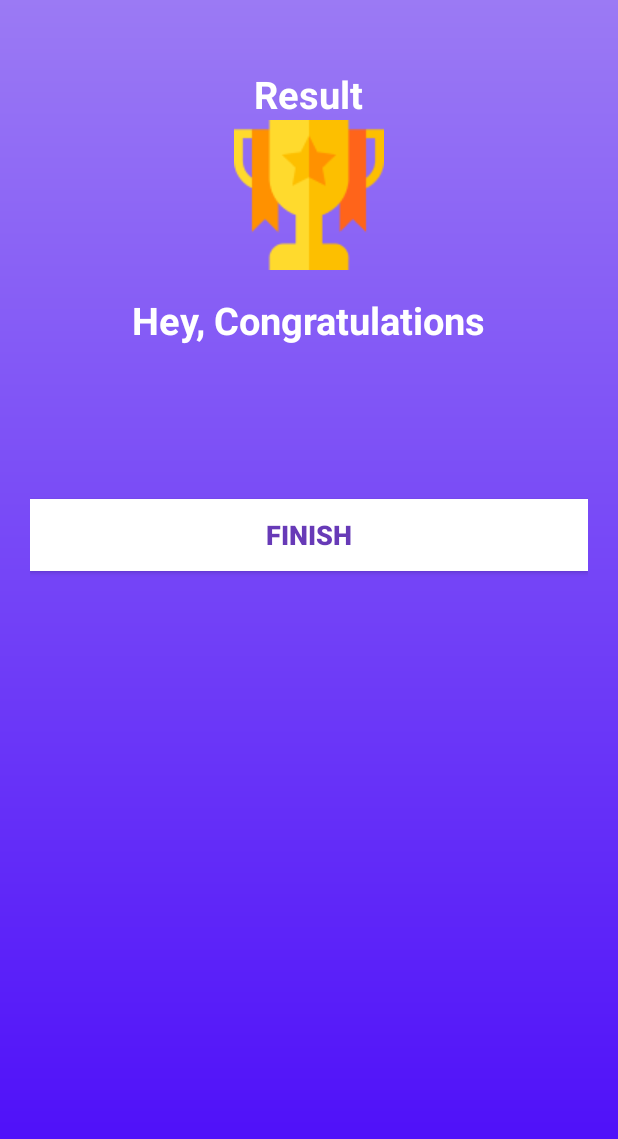
After one commit to eneshoros/QuizApp, an Android app: the ResultActivity screen opened directly, with no data from a screen before it, on a phone screen of 412 x 824 dp. The commit adds this screen. Shown: the top 1139 px of the screen. Run offline under Robolectric (Android 15) with nearby library versions, the phone set to English and light mode, and no system bars.

Commit message:
Setting up the UI for ResultActivity

```diff
--- a/app/src/main/AndroidManifest.xml
+++ b/app/src/main/AndroidManifest.xml
@@ -12,6 +12,9 @@
         android:supportsRtl="true"
         android:theme="@style/Theme.QuizApp"
         tools:targetApi="31">
+        <activity
+            android:name=".ui.ResultActivity"
+            android:exported="false" />
         <activity
             android:name=".ui.QuestionsActivity"
             android:exported="false" />
--- a/app/src/main/java/com/example/quizapp/ui/QuestionsActivity.kt
+++ b/app/src/main/java/com/example/quizapp/ui/QuestionsActivity.kt
@@ -207,5 +207,40 @@ class QuestionsActivity : AppCompatActivity(), View.OnClickListener {
             }
         }
         checkButton.text = "NEXT"
+        showSolution()
+    }
+
+    private fun showSolution(){
+        selectedAnswer=currentQuestion.correctAnswer
+
+        when(selectedAnswer){
+            1 -> {
+                textViewOptionOne.background = ContextCompat.getDrawable(
+                    this,
+                    R.drawable.correct_option_border_bg
+                )
+            }
+
+            2 -> {
+                textViewOptionTwo.background = ContextCompat.getDrawable(
+                    this,
+                    R.drawable.correct_option_border_bg
+                )
+            }
+
+            3 -> {
+                textViewOptionThree.background = ContextCompat.getDrawable(
+                    this,
+                    R.drawable.correct_option_border_bg
+                )
+            }
+
+            4 -> {
+                textViewOptionFour.background = ContextCompat.getDrawable(
+                    this,
+                    R.drawable.correct_option_border_bg
+                )
+            }
+        }
     }
 }
--- /dev/null
+++ b/app/src/main/java/com/example/quizapp/ui/ResultActivity.kt
@@ -0,0 +1,15 @@
+package com.example.quizapp.ui
+
+import android.os.Bundle
+import androidx.activity.enableEdgeToEdge
+import androidx.appcompat.app.AppCompatActivity
+import androidx.core.view.ViewCompat
+import androidx.core.view.WindowInsetsCompat
+import com.example.quizapp.R
+
+class ResultActivity : AppCompatActivity() {
+    override fun onCreate(savedInstanceState: Bundle?) {
+        super.onCreate(savedInstanceState)
+        setContentView(R.layout.activity_result)
+    }
+}
--- /dev/null
+++ b/app/src/main/res/layout/activity_result.xml
@@ -0,0 +1,69 @@
+<?xml version="1.0" encoding="utf-8"?>
+<LinearLayout
+    xmlns:android="http://schemas.android.com/apk/res/android"
+    xmlns:tools="http://schemas.android.com/tools"
+    android:layout_width="match_parent"
+    android:layout_height="match_parent"
+    android:background="@drawable/bg"
+    android:orientation="vertical"
+    android:gravity="center_horizontal"
+    android:padding="20dp"
+    tools:context=".ui.ResultActivity">
+
+    <TextView
+        android:id="@+id/tv_result"
+        android:layout_width="wrap_content"
+        android:layout_height="wrap_content"
+        android:layout_marginTop="25dp"
+        android:text="Result"
+        android:textColor="@android:color/white"
+        android:textSize="25sp"
+        android:textStyle="bold"/>
+
+    <ImageView
+        android:id="@+id/iv_trophy"
+        android:layout_width="wrap_content"
+        android:layout_height="wrap_content"
+        android:contentDescription="image"
+        android:src="@drawable/trophy"/>
+
+    <TextView
+        android:id="@+id/tv_congratulations"
+        android:layout_width="wrap_content"
+        android:layout_height="wrap_content"
+        android:layout_marginTop="16dp"
+        android:text="Hey, Congratulations"
+        android:textColor="@android:color/white"
+        android:textSize="25sp"
+        android:textStyle="bold"/>
+
+    <TextView
+        android:id="@+id/tv_name"
+        android:layout_width="wrap_content"
+        android:layout_height="wrap_content"
+        android:layout_marginTop="25dp"
+        android:textColor="@android:color/white"
+        android:textSize="22sp"
+        android:textStyle="bold"
+        tools:text="Username"/>
+
+    <TextView
+        android:id="@+id/tv_score"
+        android:layout_width="wrap_content"
+        android:layout_height="wrap_content"
+        android:layout_marginTop="10dp"
+        android:textColor="@android:color/secondary_text_dark"
+        android:textSize="20sp"
+        tools:text="Your Score is 9 out of 10"/>
+
+    <androidx.appcompat.widget.AppCompatButton
+        android:layout_width="match_parent"
+        android:layout_height="wrap_content"
+        android:layout_marginTop="10dp"
+        android:background="@android:color/white"
+        android:text="FINISH"
+        android:textColor="#673AB7"
+        android:textSize="18sp"
+        android:textStyle="bold"/>
+
+</LinearLayout>
```
Also changed, not shown: app/src/main/res/drawable/trophy.png (added).
